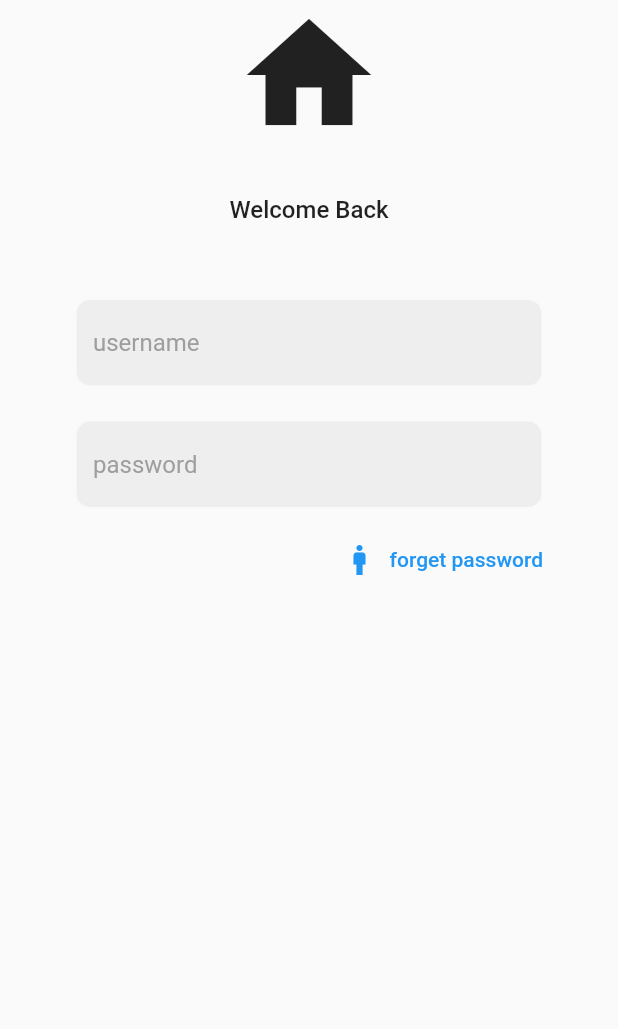
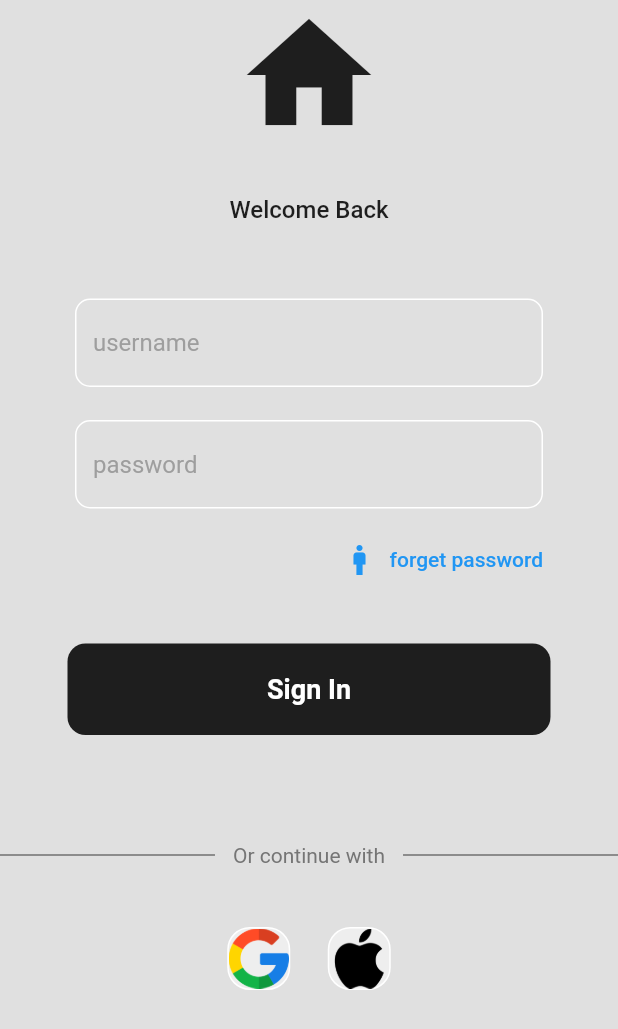
Before and after one commit to spector-0110/login-page-user-auth, a Flutter app: the screen it shows after launch, on a phone screen of 412 x 824 dp. Shown: the top 1029 px of the screen. Run offline on Flutter 3.47's test engine with Material 2 defaults, Android fonts, the phone set to English and light mode, and no system bars.

Commit message:
new login options addded

```diff
--- a/lib/components/customTextField.dart
+++ b/lib/components/customTextField.dart
@@ -15,16 +15,18 @@ class CoustomTextField extends StatelessWidget {
     return Padding(
       padding: const EdgeInsets.symmetric(horizontal: 50.0),
       child: TextField(
+         obscureText: obscureText,
+         controller: controller,
         decoration: InputDecoration(
             filled: true,
             enabledBorder: OutlineInputBorder(
               borderRadius: BorderRadius.circular(10.0),
-              borderSide: const BorderSide(color: Colors.white70),
+              borderSide: const BorderSide(color: Colors.white),
             ),
             focusedBorder: OutlineInputBorder(
               borderSide: BorderSide(color: Colors.grey.shade400),
             ),
-            fillColor: Colors.grey.shade200,
+            fillColor: Colors.grey.shade300,
             hintText: hintText,
             hintStyle: TextStyle(color: Colors.grey[500])),
       ),
--- /dev/null
+++ b/lib/components/iconTile.dart
@@ -0,0 +1,22 @@
+import 'package:flutter/material.dart';
+
+class IconTile extends StatelessWidget {
+  IconTile({super.key, required this.imagePath});
+
+  String imagePath;
+
+  @override
+  Widget build(context) {
+    return Container(
+      decoration: BoxDecoration(
+        border: Border.all(color: Colors.white),
+        borderRadius: BorderRadius.circular(15),
+        color: Colors.grey[200],
+      ),
+      child: Image.asset(
+        imagePath,
+        height: 40,
+      ),
+    );
+  }
+}
--- /dev/null
+++ b/lib/components/signInButton.dart
@@ -0,0 +1,32 @@
+import 'package:flutter/material.dart';
+
+class SignInButtom extends StatelessWidget {
+  const SignInButtom({super.key, required this.onTap});
+
+  final Function() onTap;
+
+  @override
+  Widget build(context) {
+    return GestureDetector(
+      onTap: () {},
+      child: Container(
+        padding: const EdgeInsets.all(20),
+        margin: const EdgeInsets.symmetric(horizontal: 45),
+        decoration: BoxDecoration(
+          color: Colors.black87,
+          borderRadius: BorderRadius.circular(12),
+        ),
+        child: const Center(
+          child: Text(
+            "Sign In",
+            style: TextStyle(
+              color: Colors.white,
+              fontWeight: FontWeight.bold,
+              fontSize: 18,
+            ),
+          ),
+        ),
+      ),
+    );
+  }
+}
--- a/lib/pages/login_page.dart
+++ b/lib/pages/login_page.dart
@@ -1,5 +1,7 @@
 import 'package:flutter/material.dart';
 import 'package:login_page/components/customTextField.dart';
+import 'package:login_page/components/iconTile.dart';
+import 'package:login_page/components/signInButton.dart';
 
 class LoginPage extends StatelessWidget {
   LoginPage({super.key});
@@ -12,7 +14,7 @@ class LoginPage extends StatelessWidget {
   @override
   Widget build(context) {
     return Scaffold(
-      backgroundColor: Colors.grey[50],
+      backgroundColor: Colors.grey[300],
       body: SafeArea(
         child: Center(
           child: Column(
@@ -33,6 +35,7 @@ class LoginPage extends StatelessWidget {
               ),
 
               // username textfield
+
               CoustomTextField(
                 hintText: 'username',
                 obscureText: false,
@@ -43,25 +46,80 @@ class LoginPage extends StatelessWidget {
               ),
 
               //password textfield
+
               CoustomTextField(
                 hintText: 'password',
                 obscureText: true,
-                controller: _userNameController,
+                controller: _passwordController,
               ),
 
               //forget password buttom
+
               Padding(
-                padding: const EdgeInsets.symmetric(horizontal:42.0,vertical: 10.0),
+                padding: const EdgeInsets.symmetric(
+                    horizontal: 42.0, vertical: 10.0),
                 child: Row(
                   mainAxisAlignment: MainAxisAlignment.end,
                   children: [
-                    TextButton.icon(onPressed: (){}, icon:const Icon(Icons.man), label:const Text('forget password'))
+                    TextButton.icon(
+                        onPressed: () {},
+                        icon: const Icon(Icons.man),
+                        label: const Text('forget password'))
                   ],
                 ),
               ),
 
-              //
+              const SizedBox(
+                height: 22,
+              ),
 
+              //sign in buttom
+
+              SignInButtom(onTap: () {}),
+
+              // using other login methods
+
+              const SizedBox(
+                height: 32,
+              ),
+
+              Row(
+                children: [
+                  const Expanded(
+                    child: Divider(
+                      thickness: 0.5,
+                      color: Colors.black,
+                    ),
+                  ),
+                  Padding(
+                    padding: const EdgeInsets.symmetric(
+                        horizontal: 12.0, vertical: 40.0),
+                    child: Text(
+                      'Or continue with',
+                      style: TextStyle(color: Colors.grey[600]),
+                    ),
+                  ),
+                  const Expanded(
+                    child: Divider(
+                      thickness: 0.5,
+                      color: Colors.black,
+                    ),
+                  ),
+                ],
+              ),
+
+              //other icons
+
+              Row(
+                mainAxisAlignment: MainAxisAlignment.center,
+                children: [
+                  IconTile(imagePath: 'assets/images/google.png'),
+                  const SizedBox(
+                    width: 25,
+                  ),
+                  IconTile(imagePath: 'assets/images/apple.png'),
+                ],
+              ),
             ],
           ),
         ),
```
Also changed, not shown: pubspec.yaml (+4 -7 lines).
